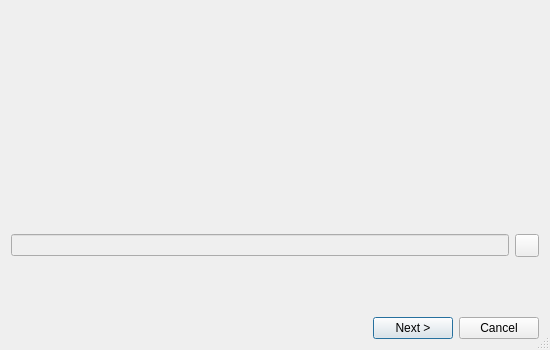
First picture: the form in Helpviewer/Bookmarks/BookmarksImportDialog.ui, repository testmana2/test, before the edit.
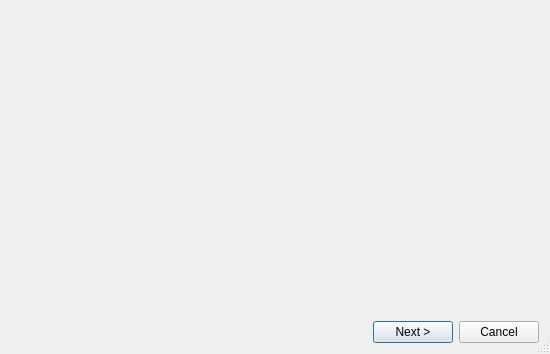
Second picture: the form after the edit. The open tabs and pages were chosen to show the change. Custom widgets are drawn as their Qt base class.

What changed in the file:
```diff
--- a/Helpviewer/Bookmarks/BookmarksImportDialog.ui
+++ b/Helpviewer/Bookmarks/BookmarksImportDialog.ui
@@ -7,7 +7,7 @@
     <x>0</x>
     <y>0</y>
     <width>550</width>
-    <height>350</height>
+    <height>354</height>
    </rect>
   </property>
   <property name="minimumSize">
@@ -22,7 +22,7 @@
   <property name="sizeGripEnabled">
    <bool>true</bool>
   </property>
-  <layout class="QVBoxLayout" name="verticalLayout_2">
+  <layout class="QVBoxLayout" name="verticalLayout_3">
    <item>
     <widget class="QStackedWidget" name="pagesWidget">
      <property name="currentIndex">
@@ -59,20 +59,10 @@
       </layout>
      </widget>
      <widget class="QWidget" name="filePage">
-      <layout class="QGridLayout" name="gridLayout">
-       <property name="leftMargin">
-        <number>0</number>
-       </property>
-       <property name="topMargin">
-        <number>0</number>
-       </property>
-       <property name="rightMargin">
-        <number>0</number>
-       </property>
-       <property name="bottomMargin">
-        <number>0</number>
-       </property>
-       <item row="0" column="0">
+      <layout class="QVBoxLayout" name="verticalLayout_2">
+       <item>
+        <layout class="QHBoxLayout" name="horizontalLayout_2">
+         <item>
         <widget class="QLabel" name="iconLabel">
          <property name="minimumSize">
           <size>
@@ -88,10 +78,12 @@
          </property>
         </widget>
        </item>
-       <item row="0" column="1" colspan="2">
+         <item>
         <widget class="QLabel" name="importingFromLabel"/>
        </item>
-       <item row="1" column="2">
+        </layout>
+       </item>
+       <item>
         <spacer name="verticalSpacer">
          <property name="orientation">
           <enum>Qt::Vertical</enum>
@@ -104,24 +96,24 @@
          </property>
         </spacer>
        </item>
-       <item row="2" column="0" colspan="3">
+       <item>
         <widget class="QLabel" name="fileLabel1">
          <property name="wordWrap">
           <bool>true</bool>
          </property>
         </widget>
        </item>
-       <item row="3" column="0" colspan="3">
+       <item>
         <widget class="QLabel" name="standardDirLabel">
          <property name="textInteractionFlags">
           <set>Qt::LinksAccessibleByMouse|Qt::TextSelectableByMouse</set>
          </property>
         </widget>
        </item>
-       <item row="4" column="0" colspan="3">
+       <item>
         <widget class="QLabel" name="fileLabel2"/>
        </item>
-       <item row="5" column="1" colspan="2">
+       <item>
         <spacer name="verticalSpacer_2">
          <property name="orientation">
           <enum>Qt::Vertical</enum>
@@ -134,12 +126,16 @@
          </property>
         </spacer>
        </item>
-       <item row="6" column="0" colspan="3">
-        <layout class="QHBoxLayout" name="horizontalLayout_3">
          <item>
-          <widget class="QLineEdit" name="fileEdit">
-           <property name="enabled">
-            <bool>false</bool>
+        <widget class="E5PathPicker" name="filePicker" native="true">
+         <property name="sizePolicy">
+          <sizepolicy hsizetype="Expanding" vsizetype="Preferred">
+           <horstretch>0</horstretch>
+           <verstretch>0</verstretch>
+          </sizepolicy>
+         </property>
+         <property name="focusPolicy">
+          <enum>Qt::StrongFocus</enum>
            </property>
            <property name="toolTip">
             <string>Shows the name of the bookmarks file or directory</string>
@@ -147,11 +143,6 @@
           </widget>
          </item>
          <item>
-          <widget class="QToolButton" name="chooseButton"/>
-         </item>
-        </layout>
-       </item>
-       <item row="7" column="1">
         <spacer name="verticalSpacer_3">
          <property name="orientation">
           <enum>Qt::Vertical</enum>
@@ -201,6 +192,14 @@
    </item>
   </layout>
  </widget>
+ <customwidgets>
+  <customwidget>
+   <class>E5PathPicker</class>
+   <extends>QWidget</extends>
+   <header>E5Gui/E5PathPicker.h</header>
+   <container>1</container>
+  </customwidget>
+ </customwidgets>
  <tabstops>
   <tabstop>sourcesList</tabstop>
   <tabstop>nextButton</tabstop>
```
Left out of the diff: 5 changed lines with no effect on the pictures. Lines whose indentation alone changed are shown as unchanged.
